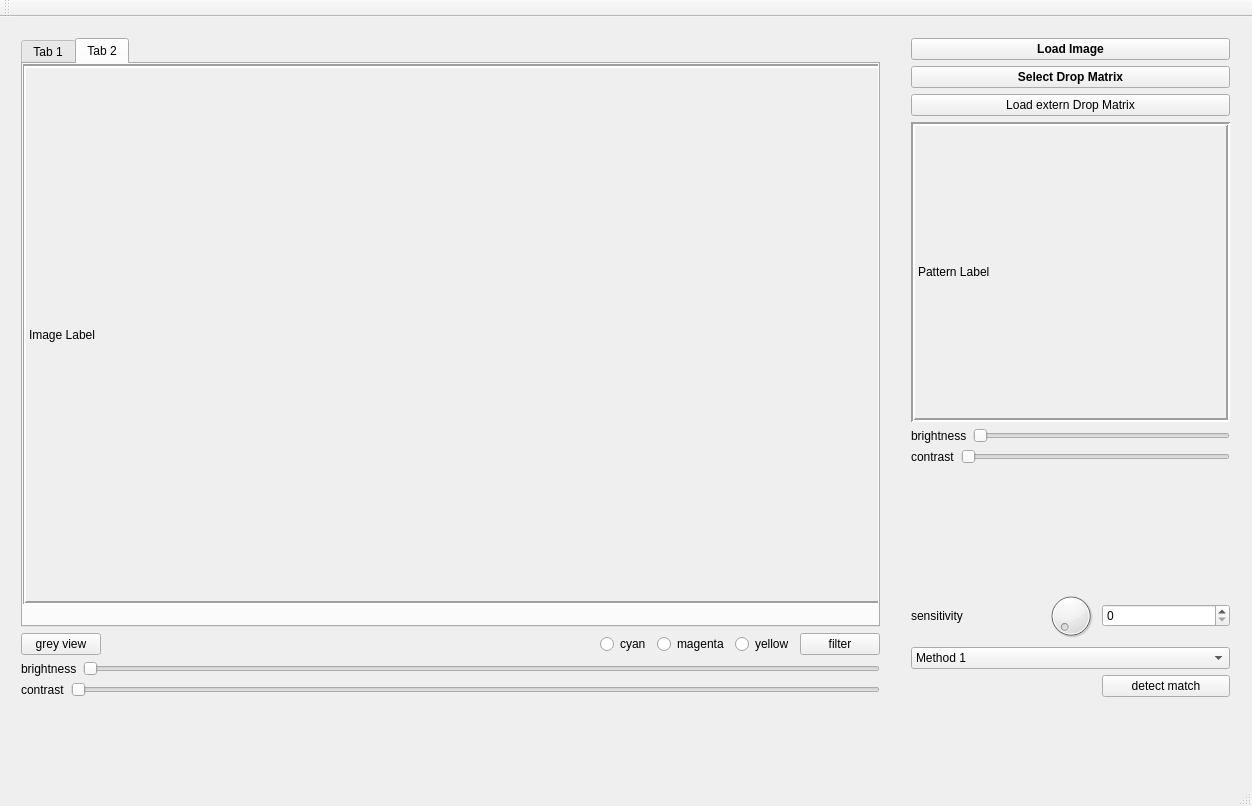
Qt form dropmatrixmatcher.ui (resa89/dropmatrixmatcher) before a commit.
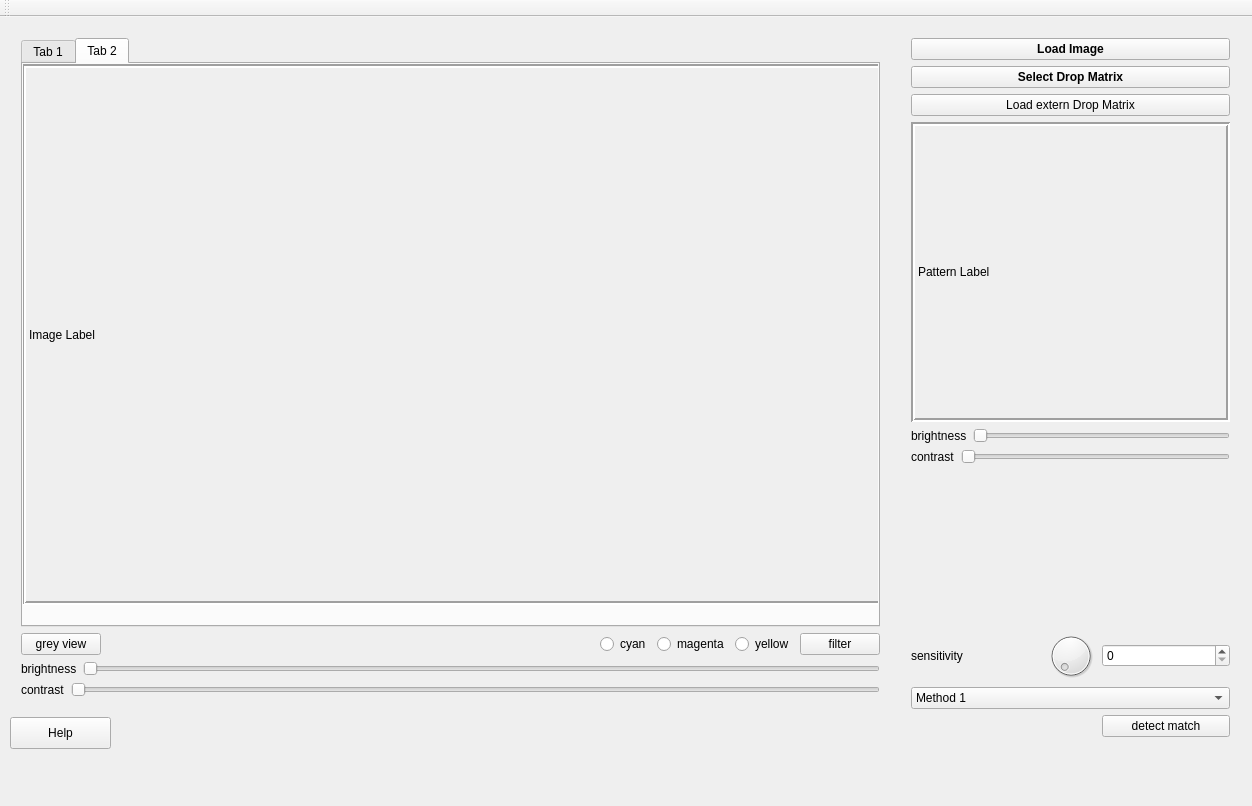
The same form after that commit. The open tabs and pages were chosen to show the change. Custom widgets are drawn as their Qt base class.

Commit message: Add help window for manual how to use DMM.

```diff
--- a/dropmatrixmatcher.ui
+++ b/dropmatrixmatcher.ui
@@ -32,7 +32,7 @@
       <x>900</x>
       <y>10</y>
       <width>341</width>
-      <height>681</height>
+      <height>721</height>
      </rect>
     </property>
     <layout class="QVBoxLayout" name="verticalLayout_4">
@@ -466,6 +466,19 @@
      </item>
     </layout>
    </widget>
+   <widget class="QPushButton" name="pushButton">
+    <property name="geometry">
+     <rect>
+      <x>10</x>
+      <y>700</y>
+      <width>101</width>
+      <height>32</height>
+     </rect>
+    </property>
+    <property name="text">
+     <string>Help</string>
+    </property>
+   </widget>
   </widget>
   <widget class="QToolBar" name="mainToolBar">
    <attribute name="toolBarArea">
@@ -475,7 +488,6 @@
     <bool>false</bool>
    </attribute>
   </widget>
-  <widget class="QStatusBar" name="statusBar"/>
  </widget>
  <layoutdefault spacing="6" margin="11"/>
  <customwidgets>
```
Left out of the diff: 82 changed lines with no effect on the pictures. The commit also changes 6 other files.
